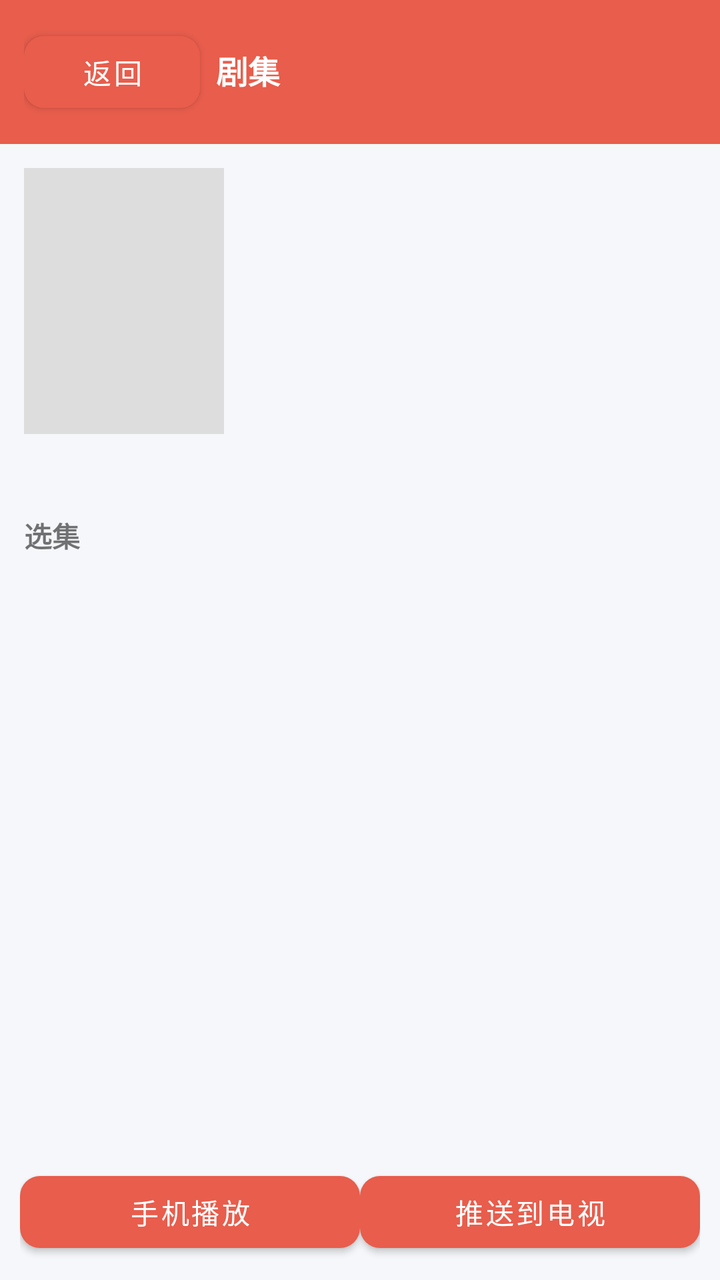
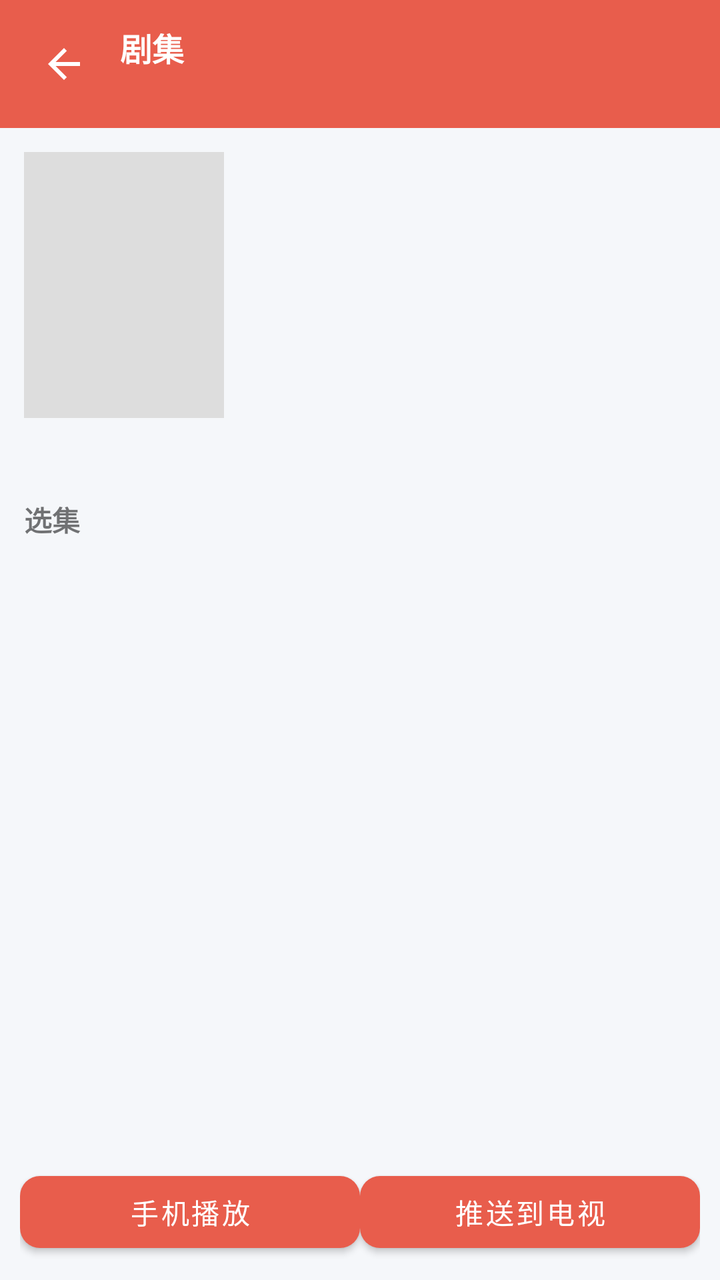

Two renders of the same Android screen: before a commit and after it. Below are the layout's source before the change and the commit's diff.
<!-- AndroidManifest.xml: application theme Theme.HongguoPhone -->
<!-- res/layout/activity_series_detail.xml -->
<?xml version="1.0" encoding="utf-8"?>
<LinearLayout xmlns:android="http://schemas.android.com/apk/res/android"
    android:orientation="vertical"
    android:layout_width="match_parent"
    android:layout_height="match_parent"
    android:background="#F5F7FA">
    <LinearLayout android:orientation="horizontal" android:padding="12dp"
        android:layout_width="match_parent" android:layout_height="wrap_content"
        android:background="@color/hg_primary">
        <Button android:id="@+id/btnBack" android:layout_width="wrap_content"
            android:layout_height="wrap_content" android:text="返回" />
        <TextView android:id="@+id/detailTitle" android:layout_width="0dp" android:layout_weight="1"
            android:layout_height="wrap_content" android:textColor="#FFFFFF"
            android:textSize="16sp" android:textStyle="bold" android:gravity="center_vertical"
            android:paddingStart="8dp" android:text="剧集" />
    </LinearLayout>
    <LinearLayout android:orientation="horizontal" android:padding="12dp"
        android:layout_width="match_parent" android:layout_height="wrap_content">
        <ImageView android:id="@+id/cover" android:layout_width="100dp" android:layout_height="133dp"
            android:scaleType="centerCrop" android:background="#DDD" />
        <TextView android:id="@+id/meta" android:layout_width="0dp" android:layout_weight="1"
            android:layout_height="wrap_content" android:layout_marginStart="12dp"
            android:textSize="13sp" android:textColor="#444" />
    </LinearLayout>
    <TextView android:id="@+id/sourceNote" android:layout_width="match_parent"
        android:layout_height="wrap_content" android:paddingHorizontal="12dp"
        android:textSize="12sp" android:textColor="#E65100" />
    <TextView android:layout_width="match_parent" android:layout_height="wrap_content"
        android:padding="12dp" android:text="选集" android:textStyle="bold" />
    <GridView android:id="@+id/episodeGrid" android:layout_width="match_parent"
        android:layout_height="0dp" android:layout_weight="1"
        android:numColumns="4" android:horizontalSpacing="6dp" android:verticalSpacing="6dp"
        android:padding="8dp" android:stretchMode="columnWidth" />
    <LinearLayout android:orientation="horizontal" android:layout_width="match_parent"
        android:layout_height="wrap_content" android:padding="10dp">
        <Button android:id="@+id/btnPlayPhone" android:layout_width="0dp" android:layout_weight="1"
            android:layout_height="wrap_content" android:text="手机播放" />
        <Button android:id="@+id/btnPushTv" android:layout_width="0dp" android:layout_weight="1"
            android:layout_height="wrap_content" android:text="推送到电视" />
    </LinearLayout>
</LinearLayout>
<!-- resources referenced by this layout -->
<resources>
  <color name="hg_primary">#E85D4C</color>
  <style name="Theme.HongguoPhone" parent="Theme.MaterialComponents.Light.NoActionBar">
          <item name="colorPrimary">@color/hg_primary</item>
          <item name="colorPrimaryVariant">@color/hg_primary_dark</item>
          <item name="colorSecondary">@color/hg_secondary</item>
          <item name="colorOnPrimary">@android:color/white</item>
          <item name="colorOnSecondary">@android:color/white</item>
          <item name="android:statusBarColor">@color/hg_primary_dark</item>
          <item name="android:navigationBarColor">@color/hg_surface</item>
          <item name="android:windowBackground">@color/hg_bg</item>
          <item name="materialButtonStyle">@style/WidgetHongguoButton</item>
      </style>
  <color name="hg_primary_dark">#C62828</color>
  <color name="hg_secondary">#1565C0</color>
  <color name="hg_surface">#FFFFFF</color>
  <color name="hg_bg">#F5F7FA</color>
  <style name="WidgetHongguoButton" parent="Widget.MaterialComponents.Button">
          <item name="cornerRadius">@dimen/btn_radius</item>
          <item name="android:minHeight">48dp</item>
          <item name="backgroundTint">@color/hg_primary</item>
      </style>
  <dimen name="btn_radius">10dp</dimen>
</resources>

<!-- the commit's change to res/layout/activity_series_detail.xml (unified diff, before → after) -->
@@ -7,8 +7,10 @@
     <LinearLayout android:orientation="horizontal" android:padding="12dp"
         android:layout_width="match_parent" android:layout_height="wrap_content"
         android:background="@color/hg_primary">
-        <Button android:id="@+id/btnBack" android:layout_width="wrap_content"
-            android:layout_height="wrap_content" android:text="返回" />
+        <ImageButton android:id="@+id/btnBack" android:layout_width="40dp"
+            android:layout_height="40dp" android:src="@drawable/ic_arrow_back"
+            android:background="?android:attr/selectableItemBackgroundBorderless"
+            android:contentDescription="返回" />
         <TextView android:id="@+id/detailTitle" android:layout_width="0dp" android:layout_weight="1"
             android:layout_height="wrap_content" android:textColor="#FFFFFF"
             android:textSize="16sp" android:textStyle="bold" android:gravity="center_vertical"
<!-- resource entries referenced after the edit -->
@@ -1,6 +1,13 @@
 <!-- resources referenced by this layout -->
 <resources>
   <color name="hg_primary">#E85D4C</color>
+  <!-- drawable ic_arrow_back (drawable) -->
+  <?xml version="1.0" encoding="utf-8"?>
+  <vector xmlns:android="http://schemas.android.com/apk/res/android"
+      android:width="24dp" android:height="24dp" android:viewportWidth="24" android:viewportHeight="24">
+      <path android:fillColor="#FFFFFF"
+          android:pathData="M20,11H7.83l5.59,-5.59L12,4l-8,8 8,8 1.41,-1.41L7.83,13H20v-2z"/>
+  </vector>
   <style name="Theme.HongguoPhone" parent="Theme.MaterialComponents.Light.NoActionBar">
           <item name="colorPrimary">@color/hg_primary</item>
           <item name="colorPrimaryVariant">@color/hg_primary_dark</item>
